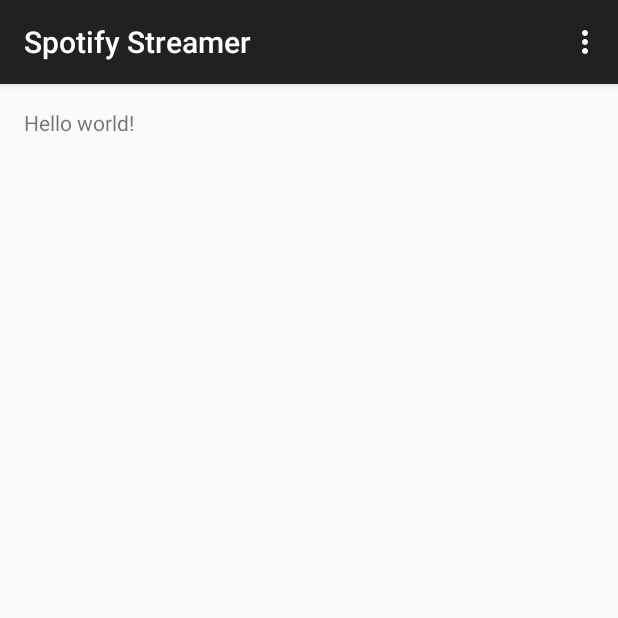
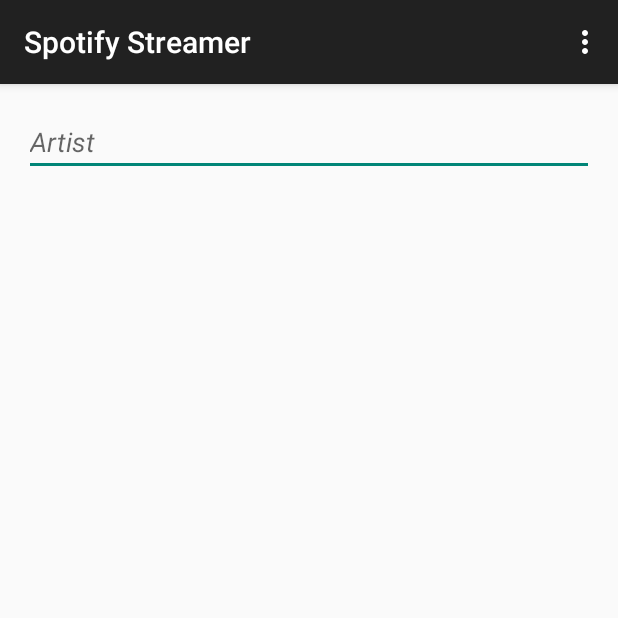
Before and after one commit to santus444/Spotify-Streamer, an Android app: the screen it shows after launch (MainActivity), on a phone screen of 412 x 824 dp, the top half of it. Run offline under Robolectric (Android 15) with nearby library versions, the phone set to English and light mode, and no system bars.

Commit message:
1) Configured the Spotify API dependency in gradle build. 2) Built the list view and list item view layouts.

```diff
--- a/app/src/main/java/com/santoshmandadi/spotifystreamer/app/MainActivityFragment.java
+++ b/app/src/main/java/com/santoshmandadi/spotifystreamer/app/MainActivityFragment.java
@@ -18,6 +18,9 @@ public class MainActivityFragment extends Fragment {
     @Override
     public View onCreateView(LayoutInflater inflater, ViewGroup container,
                              Bundle savedInstanceState) {
-        return inflater.inflate(R.layout.fragment_main, container, false);
+        View rootView = inflater.inflate(R.layout.fragment_main, container, false);
+
+
+        return rootView;
     }
 }
--- a/app/src/main/res/layout/fragment_main.xml
+++ b/app/src/main/res/layout/fragment_main.xml
@@ -1,11 +1,28 @@
-<RelativeLayout xmlns:android="http://schemas.android.com/apk/res/android"
-    xmlns:tools="http://schemas.android.com/tools" android:layout_width="match_parent"
-    android:layout_height="match_parent" android:paddingLeft="@dimen/activity_horizontal_margin"
+<LinearLayout xmlns:android="http://schemas.android.com/apk/res/android"
+    xmlns:tools="http://schemas.android.com/tools"
+    android:layout_width="match_parent"
+    android:layout_height="match_parent"
+    android:paddingBottom="@dimen/activity_vertical_margin"
+    android:paddingLeft="@dimen/activity_horizontal_margin"
     android:paddingRight="@dimen/activity_horizontal_margin"
     android:paddingTop="@dimen/activity_vertical_margin"
-    android:paddingBottom="@dimen/activity_vertical_margin" tools:context=".MainActivityFragment">
+    tools:context=".MainActivityFragment"
+    android:orientation="vertical">
 
-    <TextView android:text="@string/hello_world" android:layout_width="wrap_content"
-        android:layout_height="wrap_content" />
+    <EditText
+        android:id="@+id/editTextArtistName"
+        android:layout_width="match_parent"
+        android:layout_height="wrap_content"
+        android:ems="10"
+        android:inputType="textPersonName"
+        android:hint="@string/searchDefaultText"
+        android:textStyle="normal|italic" />
 
-</RelativeLayout>
+    <ListView
+        android:id="@+id/listview_search"
+        android:layout_width="match_parent"
+        android:layout_height="0dp"
+        android:layout_weight="1"
+        android:gravity="top">
+    </ListView>
+</LinearLayout>
--- a/app/src/main/res/values/dimens.xml
+++ b/app/src/main/res/values/dimens.xml
@@ -2,4 +2,5 @@
     <!-- Default screen margins, per the Android Design guidelines. -->
     <dimen name="activity_horizontal_margin">16dp</dimen>
     <dimen name="activity_vertical_margin">16dp</dimen>
+    <dimen name="listItemHeight">48dp</dimen> <!-- As per Material design List item guidelines-->
 </resources>
--- a/app/src/main/res/values/strings.xml
+++ b/app/src/main/res/values/strings.xml
@@ -2,4 +2,5 @@
     <string name="app_name">Spotify Streamer</string>
     <string name="hello_world">Hello world!</string>
     <string name="action_settings">Settings</string>
+    <string name="searchDefaultText">Artist</string>
 </resources>
```
Also changed, not shown: app/build.gradle (+12 -1 lines), app/src/main/res/layout/list_item_results.xml (added, +11 -0 lines), 2 other files.
